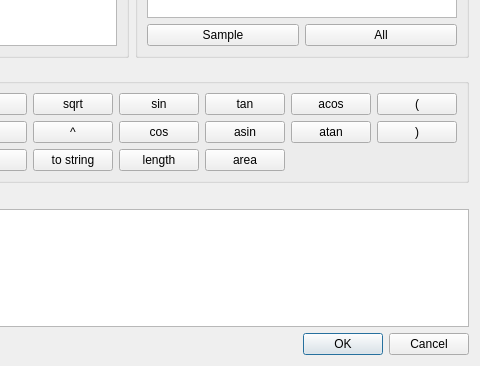
sourcepole/qgis, file qgis/src/ui/qgsfieldcalculatorbase.ui: the form before one commit; both pictures show x 162 to 642 and y 320 to 686 of the 642 by 686 pixel window.
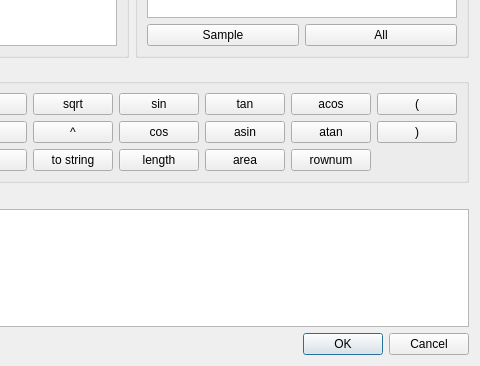
The form after the commit.

Commit message:
Added "$rownum" token to syntax of expressions. In field calculator it can be used for counting rows. The counter starts from 1. Outside field calculator it returns always zero.
Developed for Faunalia (http://www.faunalia.it) with funding from Regione Toscana - Sistema Informativo per la Gestione del Territorio e dell' Ambiente [RT-SIGTA].
For the project: "Sviluppo di prodotti software GIS open-source basati sui prodotti QuantumGIS e Postgis (CIG 037728516E)"

```diff
--- a/qgis/src/ui/qgsfieldcalculatorbase.ui
+++ b/qgis/src/ui/qgsfieldcalculatorbase.ui
@@ -6,7 +6,7 @@
    <rect>
     <x>0</x>
     <y>0</y>
-    <width>615</width>
+    <width>624</width>
     <height>686</height>
    </rect>
   </property>
@@ -269,6 +269,13 @@
         </property>
        </widget>
       </item>
+      <item row="2" column="5">
+       <widget class="QPushButton" name="mRowNumButton">
+        <property name="text">
+         <string>rownum</string>
+        </property>
+       </widget>
+      </item>
      </layout>
     </widget>
    </item>
```
Left out of the diff: 1 changed line with no effect on the pictures. The commit also changes 7 other files.
